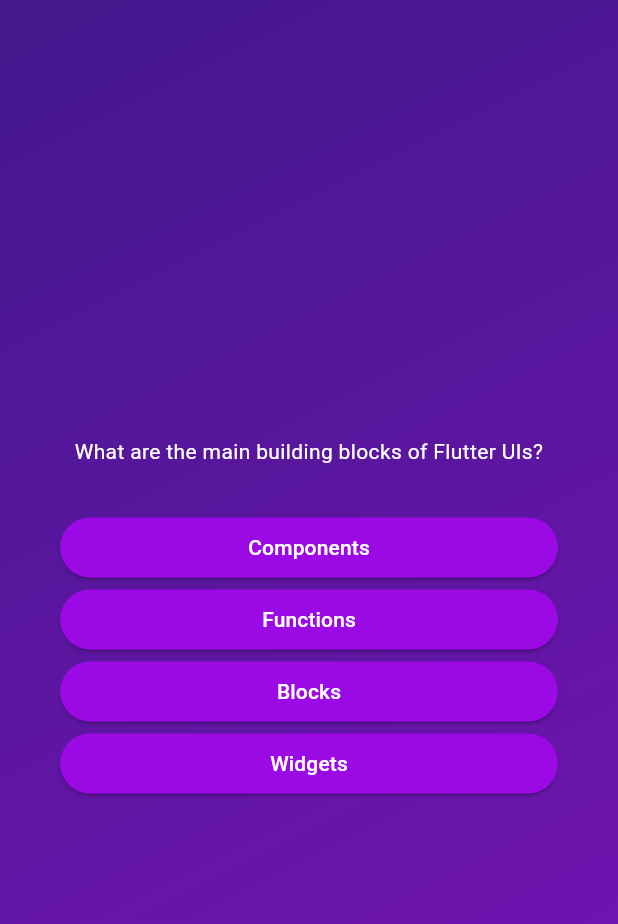
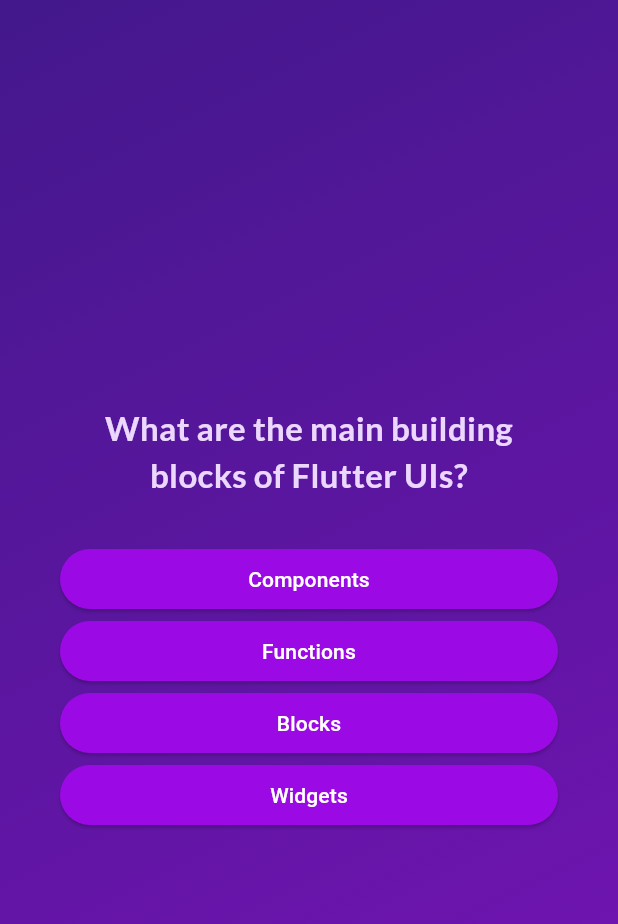
Before and after one commit to andreitecsor/quiz_app, a Flutter app: the screen it shows after launch, after a tap on "Start quiz", on a phone screen of 412 x 824 dp. Shown: the top 924 px of the screen. Run offline on Flutter 3.47's test engine with Material 3 defaults, Android fonts, the phone set to English and light mode, and no system bars; our stand-ins replace google_fonts.

Commit message:
add third party library: google fonts

```diff
--- a/lib/answer_button.dart
+++ b/lib/answer_button.dart
@@ -25,7 +25,10 @@ class AnswerButton extends StatelessWidget {
           borderRadius: BorderRadius.circular(40),
         ),
       ),
-      child: Text(answerText),
+      child: Text(
+        answerText,
+        textAlign: TextAlign.center,
+      ),
     );
   }
 }
--- a/lib/questions_screen.dart
+++ b/lib/questions_screen.dart
@@ -1,4 +1,5 @@
 import 'package:flutter/material.dart';
+import 'package:google_fonts/google_fonts.dart';
 import 'package:quiz_app/answer_button.dart';
 import 'package:quiz_app/data/questions.dart';
 
@@ -26,8 +27,10 @@ class _QuestionsScreenState extends State<QuestionsScreen> {
           children: [
             Text(
               currentQuestion.text,
-              style: const TextStyle(
-                color: Colors.white,
+              style: GoogleFonts.lato(
+                color: Color.fromARGB(255, 236, 216, 255),
+                fontSize: 22,
+                fontWeight: FontWeight.bold,
               ),
               textAlign: TextAlign.center,
             ),
--- a/lib/start_screen.dart
+++ b/lib/start_screen.dart
@@ -1,4 +1,5 @@
 import 'package:flutter/material.dart';
+import 'package:google_fonts/google_fonts.dart';
 
 class StartScreen extends StatelessWidget {
   final void Function() startQuiz;
@@ -22,9 +23,13 @@ class StartScreen extends StatelessWidget {
           const SizedBox(
             height: 50,
           ),
-          const Text(
+          Text(
             'Learn Flutter the fun way',
-            style: TextStyle(color: Colors.white, fontSize: 20),
+            style: GoogleFonts.lato(
+              color: const Color.fromARGB(255, 236, 216, 255),
+              fontSize: 22,
+              fontWeight: FontWeight.bold,
+            ),
           ),
           const SizedBox(
             height: 30,
--- a/pubspec.yaml
+++ b/pubspec.yaml
@@ -35,6 +35,7 @@ dependencies:
   # The following adds the Cupertino Icons font to your application.
   # Use with the CupertinoIcons class for iOS style icons.
   cupertino_icons: ^1.0.2
+  google_fonts: ^6.1.0
 
 dev_dependencies:
   flutter_test:
```
Also changed, not shown: pubspec.lock, 7 other files.
